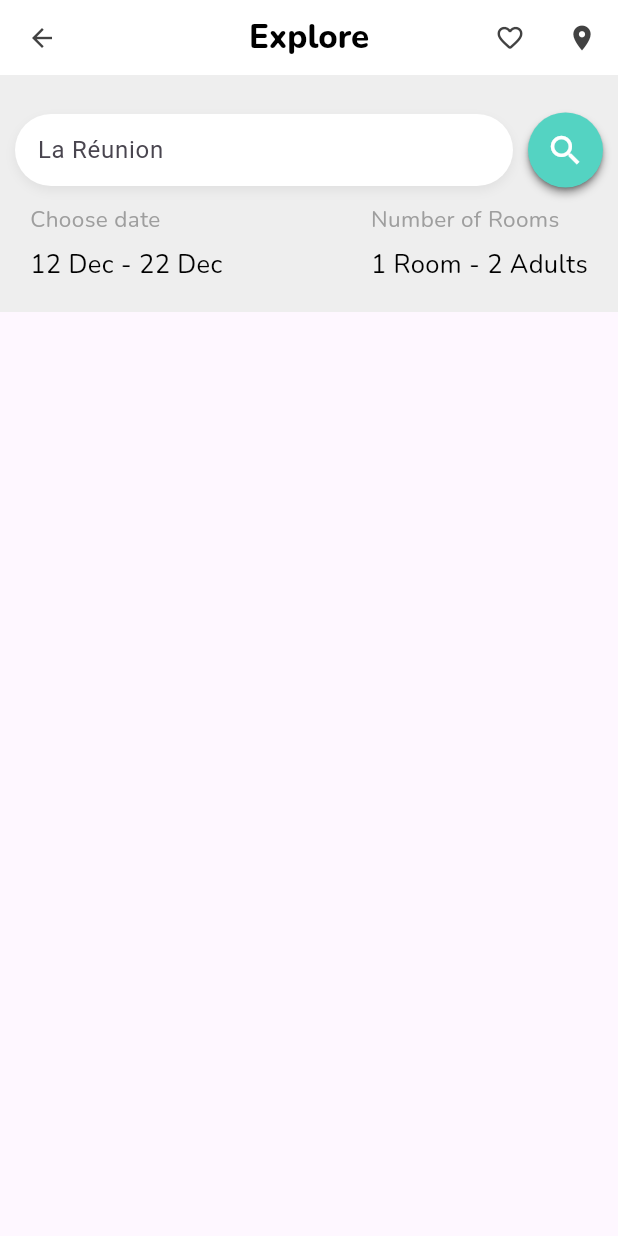
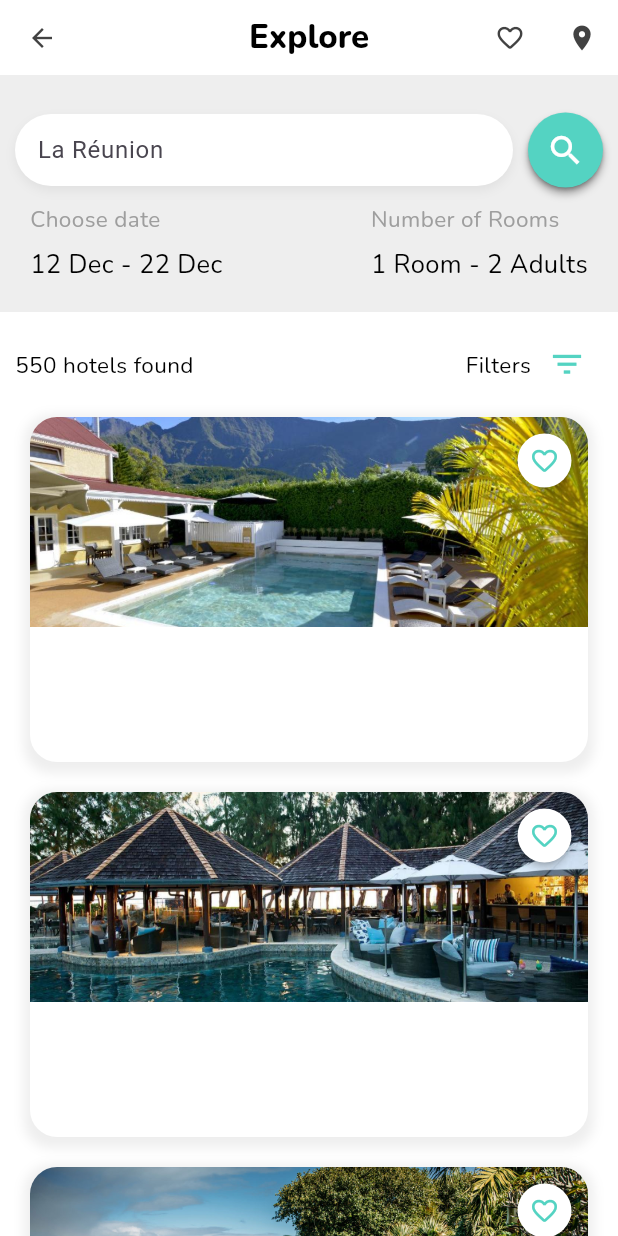
Before and after one commit to Vincent-Baret-974/Hotel-booking, a Flutter app: the screen it shows after launch, on a phone screen of 412 x 824 dp. Run offline on Flutter 3.47's test engine with Material 3 defaults, Android fonts, the phone set to English and light mode, and no system bars; our stand-ins replace google_fonts.

Commit message:
feat: start implementation of HotelCard

```diff
--- a/lib/pages/HomePage.dart
+++ b/lib/pages/HomePage.dart
@@ -1,6 +1,6 @@
 import 'package:flutter/material.dart';
 
-import '../widgets/HotelSection.dart';
+import '../widgets/hotel/HotelSection.dart';
 import '../widgets/MyAppBar.dart';
 import '../widgets/SearchSection.dart';
 
@@ -9,12 +9,12 @@ class HomePage extends StatelessWidget {
 
   @override
   Widget build(BuildContext context) {
-    return const Scaffold(
-      appBar: MyAppBar(),
+    return Scaffold(
+      appBar: const MyAppBar(),
       body: SingleChildScrollView(
         child: Column(
           children: [
-            SearchSection(),
+            const SearchSection(),
             HotelSection()
           ],
         ),
--- a/lib/widgets/HotelSection.dart
+++ /dev/null
@@ -1,12 +0,0 @@
-import 'package:flutter/material.dart';
-
-class HotelSection extends StatelessWidget {
-  const HotelSection({super.key});
-
-  @override
-  Widget build(BuildContext context) {
-    return Container(
-        height: 800
-    );
-  }
-}
--- /dev/null
+++ b/lib/widgets/hotel/HotelCard.dart
@@ -0,0 +1,66 @@
+import 'package:flutter/material.dart';
+
+const dGreen = Color(0xFF54D3C2);
+
+class HotelCard extends StatelessWidget {
+  final Map hotelData;
+  const HotelCard(this.hotelData, {super.key});
+
+  @override
+  Widget build(BuildContext context) {
+    return Container(
+      margin: const EdgeInsets.all(10),
+      height: 230,
+      decoration: BoxDecoration(
+        color: Colors.white,
+        borderRadius: const BorderRadius.all(Radius.circular(18)),
+        boxShadow: [
+          BoxShadow(
+            color: Colors.grey.shade200,
+            spreadRadius: 4,
+            blurRadius: 6,
+            offset: const Offset(0, 3)
+          )
+        ]
+      ),
+      child: Column(
+        children: [
+          Container(
+            height: 140,
+            decoration: BoxDecoration(
+              image: DecorationImage(
+                  image: AssetImage(hotelData['picture']),
+                  fit: BoxFit.cover
+              ),
+              borderRadius: const BorderRadius.only(
+                topLeft: Radius.circular(18),
+                topRight: Radius.circular(18)
+              )
+            ),
+            child: Stack(
+              children: [
+                Positioned(
+                    top: 5,
+                    right: -15,
+                    child: MaterialButton(
+                      color: Colors.white,
+                      shape: const CircleBorder(),
+                      child: const Icon(
+                        Icons.favorite_outline_rounded,
+                        color: dGreen,
+                        size: 20
+                      ),
+                      onPressed: () {
+
+                      },
+                    ),
+                )
+              ],
+            ),
+          )
+        ],
+      ),
+    );
+  }
+
+}
--- /dev/null
+++ b/lib/widgets/hotel/HotelSection.dart
@@ -0,0 +1,93 @@
+import 'package:flutter/material.dart';
+import 'package:google_fonts/google_fonts.dart';
+
+import 'HotelCard.dart';
+
+const dGreen = Color(0xFF54D3C2);
+
+class HotelSection extends StatelessWidget {
+  HotelSection({super.key});
+
+  final List hotelList = [
+    {
+      'title': 'Le cilaos',
+      'place': 'Cilaos, La Réunion',
+      'distance': 2,
+      'review': 36,
+      'picture': 'images/hotel_le_cilaos.jpeg',
+      'price': 180
+    },
+    {
+      'title': 'LUX',
+      'place': 'Saint-Gilles, La Réunion',
+      'distance': 3,
+      'review': 13,
+      'picture': 'images/hotel_lux.jpeg',
+      'price': 220
+    },
+    {
+      'title': 'Le palm',
+      'place': 'Grande Anse, La Réunion',
+      'distance': 6,
+      'review': 88,
+      'picture': 'images/hotel_palm.jpeg',
+      'price': 400
+    },
+    {
+      'title': 'Santa apolonia',
+      'place': 'Saint-leu, La Réunion',
+      'distance': 11,
+      'review': 34,
+      'picture': 'images/hotel_santa_apolonia.jpeg',
+      'price': 910
+    }
+  ];
+
+  @override
+  Widget build(BuildContext context) {
+    return Container(
+        padding: const EdgeInsets.all(10),
+        color: Colors.white,
+        child: Column(
+          children: [
+            SizedBox(
+              height: 50,
+              child: Row(
+                mainAxisAlignment: MainAxisAlignment.spaceBetween,
+                children: [
+                  Text(
+                    '550 hotels found',
+                    style: GoogleFonts.nunito(color: Colors.black, fontSize: 15)
+                  ),
+                  Row(
+                    children: [
+                      Text(
+                        'Filters',
+                        style: GoogleFonts.nunito(color: Colors.black, fontSize: 15)
+                      ),
+                      IconButton(
+                        icon: const Icon(
+                            Icons.filter_list_outlined,
+                            color: dGreen,
+                            size: 25
+                        ),
+                        onPressed: () {
+
+                        }
+                      )
+
+                    ],
+                  )
+                ],
+              ),
+            ),
+            Column(
+              children: hotelList.map((hotel) {
+                return HotelCard(hotel);
+              }).toList(),
+            )
+          ],
+        ),
+    );
+  }
+}
```
